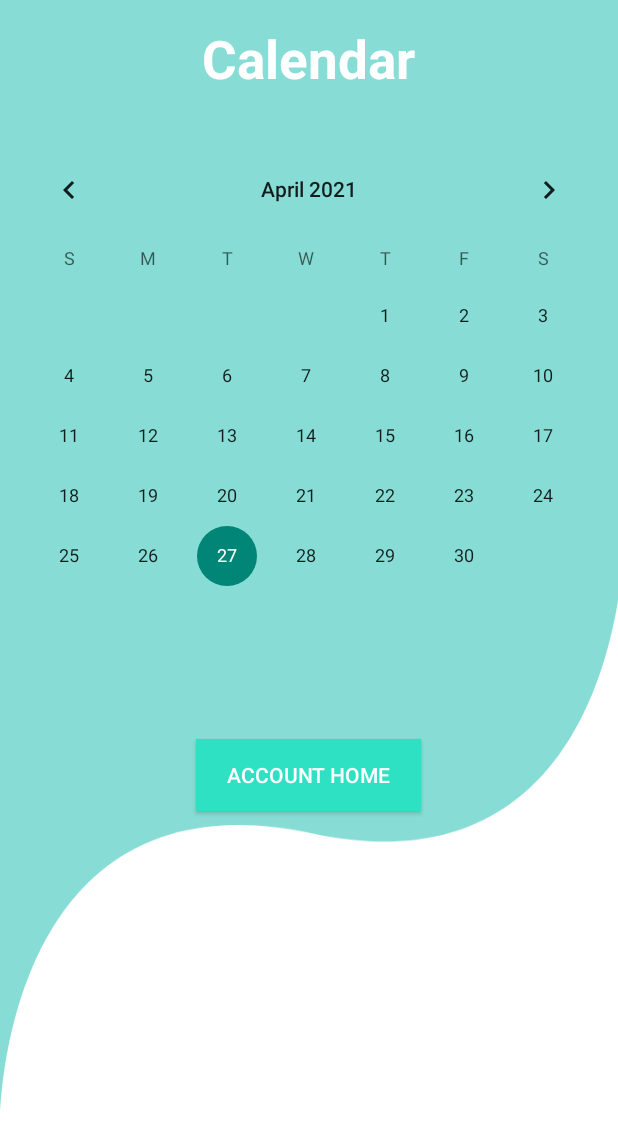
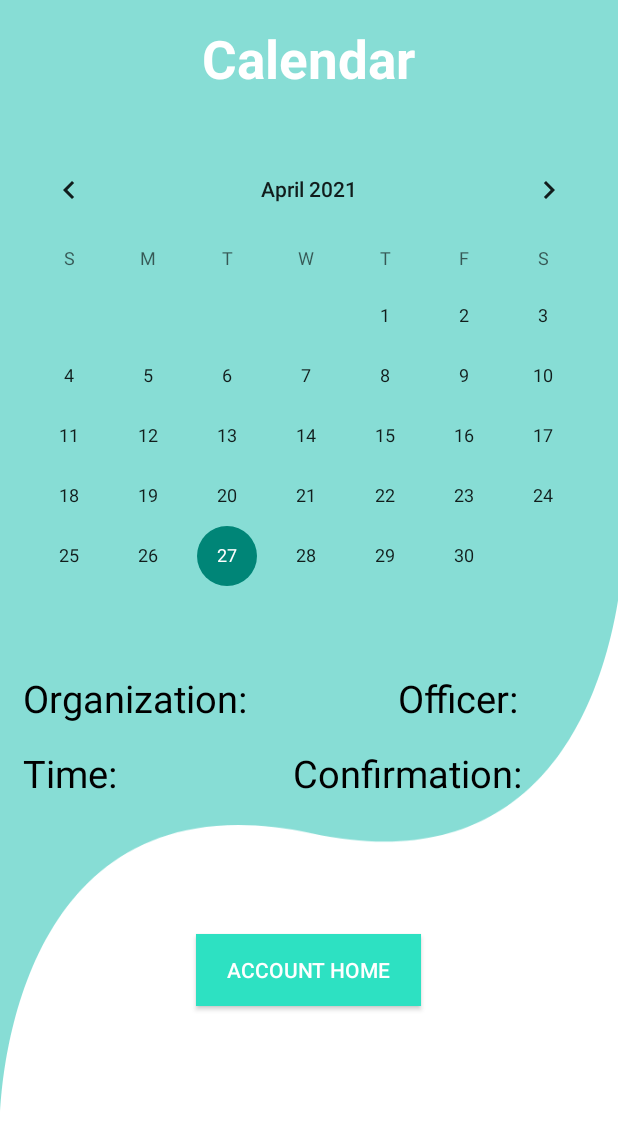
Before and after one commit to svarh/SWE-UT4, an Android app: the GuestCalendar screen opened directly, with no data from a screen before it, on a phone screen of 412 x 824 dp. Shown: the top 1148 px of the screen. Run offline under Robolectric (Android 15) with nearby library versions, the phone set to English and light mode, and no system bars; 2 statements that could not run were skipped.

Commit message:
Guests can now see the scheduled appointment for a certain day in the guest calendar view

```diff
--- a/app/src/main/java/com/example/care/GuestCalendar.java
+++ b/app/src/main/java/com/example/care/GuestCalendar.java
@@ -1,5 +1,6 @@
 package com.example.care;
 
+import androidx.annotation.NonNull;
 import androidx.appcompat.app.AppCompatActivity;
 
 import android.app.Activity;
@@ -8,6 +9,10 @@ import android.os.Bundle;
 import android.view.View;
 import android.widget.Button;
 import android.widget.CalendarView;
+import android.widget.TextView;
+
+import java.util.ArrayList;
+import java.util.HashMap;
 
 public class GuestCalendar extends AppCompatActivity implements View.OnClickListener{
 
@@ -15,9 +20,15 @@ public class GuestCalendar extends AppCompatActivity implements View.OnClickList
 
     private CalendarView calendarView;
     private Button accountHome;
+    private TextView organization;
+    private TextView officer;
+    private TextView time;
+    private TextView confirmation;
 
     private GuestAccount guest;
     private UserModel userModel;
+
+    private ArrayList<HashMap<String, String>> appointments;
 
     @Override
     protected void onCreate(Bundle savedInstanceState) {
@@ -31,12 +42,39 @@ public class GuestCalendar extends AppCompatActivity implements View.OnClickList
 
         setUI();
 
+        appointments = guest.getAppointments();
+
+        calendarView.setOnDateChangeListener(new CalendarView.OnDateChangeListener() {
+            @Override
+            public void onSelectedDayChange(@NonNull CalendarView view, int year, int month, int dayOfMonth) {
+                organization.setText("Organization: \n");
+                officer.setText("Officer: \n");
+                time.setText("Time: ");
+                confirmation.setText("Confirmation: \n");
+
+                String date = (month + 1) + "/" + dayOfMonth + "/" + year;
+                for(int i = 0; i < appointments.size(); i++){
+                    HashMap<String, String> appointment = appointments.get(i);
+                    if(appointment.get("Date").equals(date)){
+                        organization.setText("Organization: \n" + appointment.get("Organization"));
+                        officer.setText("Officer: \n" + appointment.get("Officer"));
+                        time.setText("Time: " + appointment.get("Time"));
+                        confirmation.setText("Confirmation: \n" + appointment.get("Confirmation"));
+                    }
+                }
+            }
+        });
+
     }
 
     public void setUI(){
         calendarView = findViewById(R.id.guestCalendar);
         accountHome = findViewById(R.id.btnAccountHome);
         accountHome.setOnClickListener(this);
+        organization = findViewById(R.id.tvOrg);
+        officer = findViewById(R.id.tvOfficer);
+        time = findViewById(R.id.tvTime);
+        confirmation = findViewById(R.id.tvConfirmation);
     }
 
     @Override
--- a/app/src/main/res/layout/activity_guest_calendar.xml
+++ b/app/src/main/res/layout/activity_guest_calendar.xml
@@ -28,16 +28,74 @@
     <CalendarView
         android:id="@+id/guestCalendar"
         android:layout_width="match_parent"
-        android:layout_height="400dp"
+        android:layout_height="350dp"
         android:layout_below="@id/tvCalendar"
         android:layout_marginTop="30dp"
         ></CalendarView>
+
+    <RelativeLayout
+        android:id="@+id/infoLayout"
+        android:layout_width="match_parent"
+        android:layout_height="150dp"
+        android:layout_below="@id/guestCalendar">
+
+        <TextView
+            android:id="@+id/tvOrg"
+            android:layout_width="220dp"
+            android:layout_height="wrap_content"
+            android:layout_marginTop="5dp"
+            android:layout_marginLeft="15dp"
+            android:text="Organization:"
+            android:textSize="25dp"
+            android:textColor="@color/black"
+            ></TextView>
+
+        <TextView
+            android:id="@+id/tvOfficer"
+            android:layout_width="150dp"
+            android:layout_height="wrap_content"
+            android:layout_toRightOf="@id/tvOrg"
+            android:layout_marginTop="5dp"
+            android:layout_marginLeft="30dp"
+            android:text="Officer:"
+            android:textSize="25dp"
+            android:textColor="@color/black"
+            ></TextView>
+
+        <TextView
+            android:id="@+id/tvTime"
+            android:layout_width="150dp"
+            android:layout_height="wrap_content"
+            android:layout_below="@id/tvOrg"
+            android:layout_marginTop="15dp"
+            android:layout_marginLeft="15dp"
+            android:text="Time:"
+            android:textSize="25dp"
+            android:textColor="@color/black"
+            ></TextView>
+
+        <TextView
+            android:id="@+id/tvConfirmation"
+            android:layout_width="220dp"
+            android:layout_height="wrap_content"
+            android:layout_toRightOf="@id/tvTime"
+            android:layout_below="@id/tvOfficer"
+            android:layout_marginTop="15dp"
+            android:layout_marginLeft="30dp"
+            android:text="Confirmation:"
+            android:textColor="@color/black"
+            android:textSize="25dp"
+            ></TextView>
+
+
+    </RelativeLayout>
 
     <Button
         android:id="@+id/btnAccountHome"
         android:layout_width="150dp"
         android:layout_height="wrap_content"
-        android:layout_below="@+id/guestCalendar"
+        android:layout_below="@+id/infoLayout"
+        android:layout_marginTop="30dp"
         android:layout_centerHorizontal="true"
         android:background="@color/button_color"
         android:text="@string/account_home"
```
